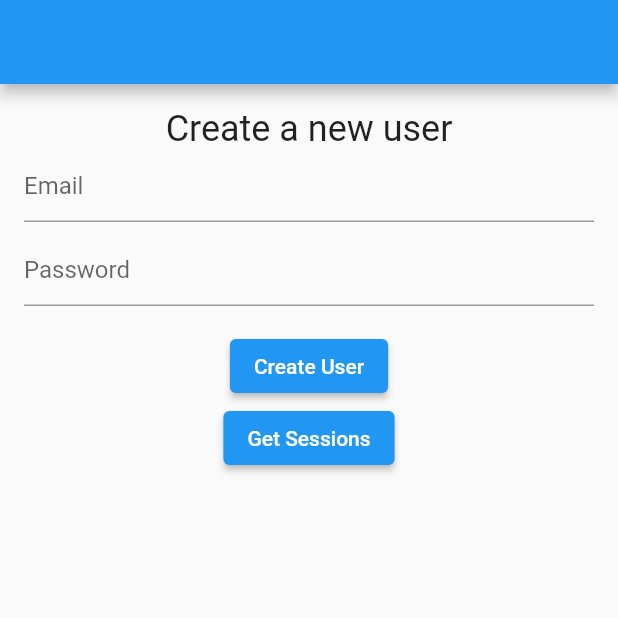
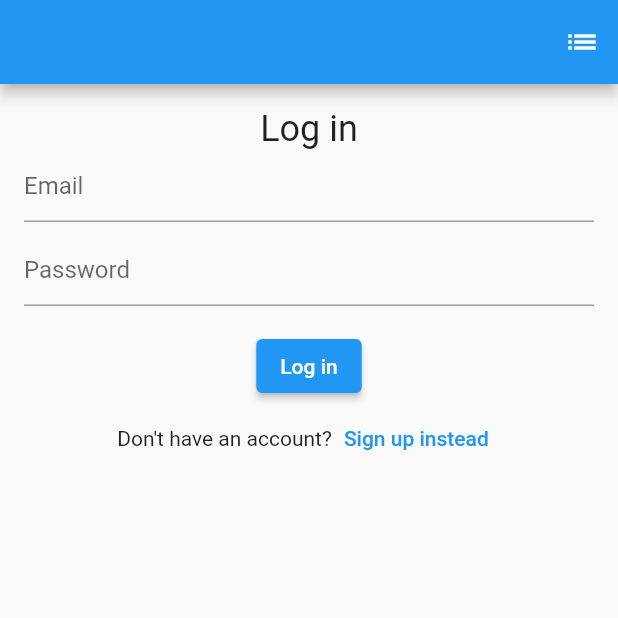
Before and after one commit to jmdibble/appwrite-template, a Flutter app: the screen it shows after launch, on a phone screen of 412 x 824 dp, the top half of it. Run offline on Flutter 3.47's test engine with Material 2 defaults, Android fonts, the phone set to English and light mode, and no system bars; our stand-ins replace appwrite, get_it, stacked; network calls fail.

Commit message:
- bring in stacked - create all other auth pages - finish all auth methods

```diff
--- a/lib/app.dart
+++ b/lib/app.dart
@@ -1,4 +1,4 @@
-import 'package:appwritetest/views/home/home.dart';
+import 'package:appwritetest/auth_handler.dart';
 import 'package:flutter/material.dart';
 
 class App extends StatelessWidget {
@@ -7,11 +7,12 @@ class App extends StatelessWidget {
   @override
   Widget build(BuildContext context) {
     return MaterialApp(
+      debugShowCheckedModeBanner: false,
       title: 'Appwrite Demo',
       theme: ThemeData(
         primarySwatch: Colors.blue,
       ),
-      home: Home(),
+      home: const AuthHandler(),
     );
   }
 }
--- /dev/null
+++ b/lib/auth_handler.dart
@@ -0,0 +1,29 @@
+import 'package:appwritetest/enums/auth_state.dart';
+import 'package:appwritetest/view_models/auth_handler/auth_handler_view_model.dart';
+import 'package:appwritetest/views/home/home_view.dart';
+import 'package:appwritetest/views/login/login_view.dart';
+import 'package:flutter/material.dart';
+import 'package:stacked/stacked.dart';
+
+class AuthHandler extends StatelessWidget {
+  const AuthHandler({Key? key}) : super(key: key);
+
+  @override
+  Widget build(BuildContext context) {
+    return ViewModelBuilder<AuthHandlerViewModel>.reactive(
+        viewModelBuilder: () => AuthHandlerViewModel(),
+        onModelReady: (m) async => await m.setSignedIn(),
+        builder: (_, m, child) {
+          print(m.isSignedIn);
+          if (m.authState == AuthState.initial) {
+            return Scaffold(
+              body: Center(
+                child: CircularProgressIndicator(),
+              ),
+            );
+          } else {
+            return m.isSignedIn ? HomeView() : LoginView();
+          }
+        });
+  }
+}
--- /dev/null
+++ b/lib/enums/auth_state.dart
@@ -0,0 +1,7 @@
+enum AuthState {
+  notStarted,
+  initial,
+  loading,
+  complete,
+  failed,
+}
--- a/lib/services/appwrite/appwrite.dart
+++ b/lib/services/appwrite/appwrite.dart
@@ -2,18 +2,17 @@ import 'package:appwrite/appwrite.dart';
 
 class Appwrite {
   String baseUrl =
-      "https://1087-2a00-23c6-6882-ac01-e4bf-b690-a21c-4eea.ngrok.io/v1";
+      "https://c9e6-2a00-23c6-6882-ac01-d586-e1aa-eb54-6903.ngrok.io";
 
   Client client = Client();
 
   Future<void> init() async {
-    client
-        .setEndpoint(
-            'https://1087-2a00-23c6-6882-ac01-e4bf-b690-a21c-4eea.ngrok.io/v1')
-        .setProject('618bcd73e87b4');
+    client.setEndpoint('$baseUrl/v1').setProject('618bcd73e87b4');
   }
 
   Account get account => Account(client);
+
   Database get database => Database(client);
+
   Realtime get realtime => Realtime(client);
 }
--- a/lib/services/injector.dart
+++ b/lib/services/injector.dart
@@ -13,8 +13,6 @@ Future<void> setupInjector() async {
 
   // Auth
   getIt.registerSingleton<AuthService>(AuthService());
-  AuthService authService = getIt.get<AuthService>();
-  // await authService.init();
 
   // Home
   getIt.registerSingleton<HomeService>(HomeService());
--- a/lib/views/home/home.dart
+++ /dev/null
@@ -1,58 +0,0 @@
-import 'package:appwritetest/services/auth/auth_service.dart';
-import 'package:flutter/material.dart';
-import 'package:get_it/get_it.dart';
-
-class Home extends StatelessWidget {
-  Home({Key? key}) : super(key: key);
-
-  final TextEditingController emailController = TextEditingController();
-  final TextEditingController pwController = TextEditingController();
-  final AuthService authService = GetIt.I.get<AuthService>();
-
-  @override
-  Widget build(BuildContext context) {
-    return Scaffold(
-      appBar: AppBar(),
-      body: SingleChildScrollView(
-        child: Padding(
-          padding: const EdgeInsets.all(16.0),
-          child: Center(
-            child: Column(
-              children: [
-                Text(
-                  "Create a new user",
-                  style: TextStyle(fontSize: 24),
-                ),
-                TextFormField(
-                  controller: emailController,
-                  decoration: const InputDecoration(hintText: "Email"),
-                ),
-                SizedBox(height: 8),
-                TextFormField(
-                  controller: pwController,
-                  decoration: const InputDecoration(hintText: "Password"),
-                ),
-                SizedBox(height: 16),
-                ElevatedButton(
-                  onPressed: () async {
-                    await authService.createUser(
-                      emailController.value.text,
-                      pwController.value.text,
-                    );
-                  },
-                  child: const Text("Create User"),
-                ),
-                ElevatedButton(
-                  onPressed: () async {
-                    await authService.getSessions();
-                  },
-                  child: const Text("Get Sessions"),
-                )
-              ],
-            ),
-          ),
-        ),
-      ),
-    );
-  }
-}
--- /dev/null
+++ b/lib/views/login/login_view.dart
@@ -0,0 +1,87 @@
+import 'package:appwritetest/enums/auth_state.dart';
+import 'package:appwritetest/services/auth/auth_service.dart';
+import 'package:appwritetest/view_models/auth_handler/auth_handler_view_model.dart';
+import 'package:appwritetest/views/register/register_view.dart';
+import 'package:flutter/material.dart';
+import 'package:get_it/get_it.dart';
+import 'package:stacked/stacked.dart';
+
+class LoginView extends StatelessWidget {
+  LoginView({Key? key}) : super(key: key);
+
+  final TextEditingController emailController = TextEditingController();
+  final TextEditingController pwController = TextEditingController();
+  final AuthService authService = GetIt.I.get<AuthService>();
+
+  @override
+  Widget build(BuildContext context) {
+    return ViewModelBuilder<AuthHandlerViewModel>.reactive(
+      viewModelBuilder: () => AuthHandlerViewModel(),
+      builder: (_, m, child) => Scaffold(
+        appBar: AppBar(
+          actions: [
+            IconButton(
+              onPressed: () async {
+                await authService.getSessions();
+              },
+              icon: Icon(Icons.list),
+            ),
+          ],
+        ),
+        body: SingleChildScrollView(
+          child: Padding(
+            padding: const EdgeInsets.all(16.0),
+            child: Center(
+              child: Column(
+                children: [
+                  Text(
+                    "Log in",
+                    style: TextStyle(fontSize: 24),
+                  ),
+                  TextFormField(
+                    controller: emailController,
+                    decoration: const InputDecoration(hintText: "Email"),
+                  ),
+                  SizedBox(height: 8),
+                  TextFormField(
+                    controller: pwController,
+                    decoration: const InputDecoration(hintText: "Password"),
+                  ),
+                  SizedBox(height: 16),
+                  m.authState == AuthState.loading
+                      ? CircularProgressIndicator()
+                      : ElevatedButton(
+                          onPressed: () async {
+                            await m.login(
+                              emailController.value.text,
+                              pwController.value.text,
+                            );
+                          },
+                          child: const Text("Log in"),
+                        ),
+                  Row(
+                    mainAxisAlignment: MainAxisAlignment.center,
+                    children: [
+                      Text("Don't have an account?"),
+                      TextButton(
+                        onPressed: () {
+                          Navigator.pushReplacement(
+                            context,
+                            MaterialPageRoute(
+                              builder: (context) => RegisterView(),
+                            ),
+                          );
+                        },
+                        child: Text("Sign up instead"),
+                      ),
+                    ],
+                  ),
+                ],
+              ),
+            ),
+          ),
+        ),
+      ),
+    );
+  }
+}
--- a/pubspec.yaml
+++ b/pubspec.yaml
@@ -34,6 +34,7 @@ dependencies:
   # External Packages
   appwrite: ^3.0.1
   get_it: ^7.2.0
+  stacked: ^2.2.8
 
 
   # The following adds the Cupertino Icons font to your application.
```
Also changed, not shown: lib/services/auth/auth_service.dart (+49 -37 lines), lib/view_models/auth_handler/auth_handler_view_model.dart (added, +45 -0 lines), lib/view_models/home/home_view_model.dart (added, +11 -0 lines), lib/views/home/home_view.dart (added, +30 -0 lines), lib/views/register/register_view.dart (added, +87 -0 lines), pubspec.lock.
